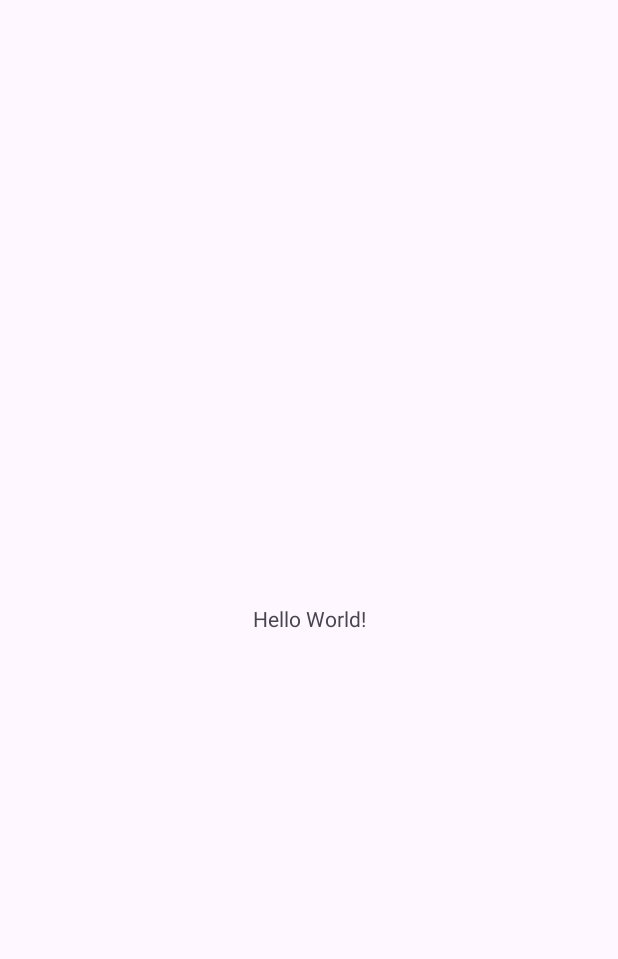
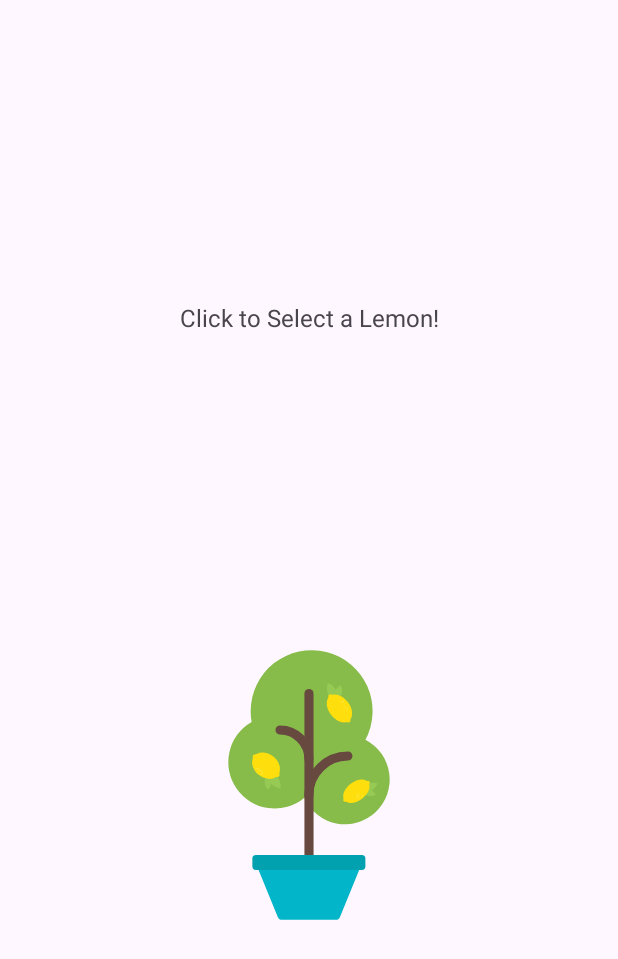
Before and after one commit to hanura13/KotlinBasic, an Android app: the screen it shows after launch (MainActivity), on a phone screen of 412 x 824 dp. Before the commit the part shown is almost empty. Shown: the top 959 px of the screen. Run offline under Robolectric (Android 15) with nearby library versions, the phone set to English and light mode, and no system bars.

Commit message:
AddImageView

```diff
--- /dev/null
+++ b/app/src/main/res/drawable/lemon_tree.xml
@@ -0,0 +1,156 @@
+<!--
+  ~ Copyright (C) 2021 The Android Open Source Project.
+  ~
+  ~ Licensed under the Apache License, Version 2.0 (the "License");
+  ~ you may not use this file except in compliance with the License.
+  ~ You may obtain a copy of the License at
+  ~
+  ~     http://www.apache.org/licenses/LICENSE-2.0
+  ~
+  ~ Unless required by applicable law or agreed to in writing, software
+  ~ distributed under the License is distributed on an "AS IS" BASIS,
+  ~ WITHOUT WARRANTIES OR CONDITIONS OF ANY KIND, either express or implied.
+  ~ See the License for the specific language governing permissions and
+  ~ limitations under the License.
+  -->
+<vector xmlns:android="http://schemas.android.com/apk/res/android"
+    android:width="160dp"
+    android:height="200dp"
+    android:viewportWidth="160"
+    android:viewportHeight="200">
+  <path
+      android:pathData="M117.621,69.862A40.639,40.639 0,1 0,41.114 50.753a40.925,40.925 0,0 0,0.638 7.215A30.9,30.9 0,1 0,76.8 108.594a29.806,29.806 0,1 0,40.826 -38.732Z"
+      android:fillColor="#87bc4b"/>
+  <path
+      android:pathData="M80,167.81L80,39.054"
+      android:strokeWidth="6.089"
+      android:fillColor="#00000000"
+      android:strokeColor="#68493f"
+      android:strokeLineCap="round"/>
+  <path
+      android:pathData="M79.918,106.668a26.017,26.017 0,0 1,26.017 -26.016"
+      android:strokeWidth="6.089"
+      android:fillColor="#00000000"
+      android:strokeColor="#68493f"
+      android:strokeLineCap="round"/>
+  <path
+      android:pathData="M60.685,63.353A19.223,19.223 0,0 1,79.918 82.587"
+      android:strokeWidth="6.089"
+      android:fillColor="#00000000"
+      android:strokeColor="#68493f"
+      android:strokeLineCap="round"/>
+  <path
+      android:pathData="M59.182,187.95 L45.43,154.305h68.977L100.655,187.95a3.11,3.11 0,0 1,-2.88 1.934H62.062A3.11,3.11 0,0 1,59.182 187.95Z"
+      android:fillColor="#02b5c8"/>
+  <path
+      android:pathData="M44.665,146.588L115.171,146.588A2.421,2.421 0,0 1,117.592 149.009L117.592,154.184A2.421,2.421 0,0 1,115.171 156.605L44.665,156.605A2.421,2.421 0,0 1,42.244 154.184L42.244,149.009A2.421,2.421 0,0 1,44.665 146.588z"
+      android:fillColor="#02a1b0"/>
+  <path
+      android:pathData="M61.007,102.268l-0,0a0,0 0,0 1,-0 0l-0,0A10.279,10.279 51.878,0 1,52.034 90.833l-0,0a0,0 0,0 1,-0 0l-0,0A10.279,10.279 51.878,0 1,61.007 102.268Z"
+      android:fillColor="#96ca54"/>
+  <path
+      android:pathData="M52.618,103.095l-0,0a0,0 0,0 1,-0 0l-0,0a8.174,8.174 91.611,0 1,0.325 -11.555l-0,0a0,0 0,0 1,-0 0l-0,0A8.174,8.174 91.611,0 1,52.618 103.095Z"
+      android:fillColor="#96ca54"/>
+  <path
+      android:pathData="M56.268,81.041c-3.506,-2.831 -7.9,-3.478 -10.9,-1.887h0q-0.206,0.11 -0.4,0.232a4.888,4.888 0,0 1,-1.012 0.286h0a1.4,1.4 0,0 0,-1.214 0.5,1.425 1.425,0 0,0 -0.163,1.487 1.132,1.132 0,0 1,-0.037 0.594c-0.077,0.184 -0.144,0.373 -0.2,0.565h0c-1.008,3.289 0.543,7.522 4.1,10.393 3.656,2.953 8.274,3.53 11.274,1.671h0l0.112,-0.072a2.7,2.7 0,0 1,1.068 -0.154,1.37 1.37,0 0,0 1.392,-1.808 3.3,3.3 0,0 1,0.137 -1.61c0.011,-0.04 0.021,-0.079 0.031,-0.119v0h0C61.275,87.879 59.711,83.821 56.268,81.041Z"
+      android:fillColor="#fede0d"/>
+  <path
+      android:pathData="M46.008,89.11c0.286,0.19 0.417,0.271 0.634,0.229 0.043,-0.009 0.122,-0.075 0.049,-0.192 -0.122,-0.2 -0.981,-0.917 -1.141,-0.734S45.815,88.981 46.008,89.11Z"
+      android:fillColor="#fff063"/>
+  <path
+      android:pathData="M48.226,93.066c0.286,0.191 0.417,0.272 0.633,0.229 0.044,-0.008 0.122,-0.075 0.05,-0.191 -0.122,-0.195 -0.981,-0.917 -1.141,-0.735S48.033,92.938 48.226,93.066Z"
+      android:fillColor="#fff063"/>
+  <path
+      android:pathData="M44.538,89.119c0.222,0.148 0.324,0.211 0.493,0.178 0.034,-0.007 0.095,-0.058 0.038,-0.149 -0.1,-0.152 -0.763,-0.713 -0.887,-0.571S44.388,89.019 44.538,89.119Z"
+      android:fillColor="#fff063"/>
+  <path
+      android:pathData="M46.006,90.408a2.613,2.613 0,0 0,0.371 0.133c0.144,0.048 0.2,-0.058 0.146,-0.146 -0.08,-0.147 -0.69,-0.667 -0.823,-0.512S45.81,90.325 46.006,90.408Z"
+      android:fillColor="#fff063"/>
+  <path
+      android:pathData="M48.888,92.249c0.208,0.131 0.3,0.185 0.488,0.117a0.132,0.132 0,0 0,0.067 -0.178c-0.073,-0.157 -0.678,-0.684 -0.835,-0.5S48.748,92.161 48.888,92.249Z"
+      android:fillColor="#fff063"/>
+  <path
+      android:pathData="M47.367,91.527c0.113,0.071 0.165,0.1 0.265,0.064a0.073,0.073 0,0 0,0.036 -0.1c-0.039,-0.085 -0.368,-0.371 -0.453,-0.271S47.291,91.479 47.367,91.527Z"
+      android:fillColor="#fff063"/>
+  <path
+      android:pathData="M49.391,90.712c0.192,0.132 0.279,0.188 0.412,0.177 0.027,0 0.072,-0.036 0.019,-0.11 -0.089,-0.124 -0.676,-0.608 -0.764,-0.51S49.261,90.623 49.391,90.712Z"
+      android:fillColor="#fff063"/>
+  <path
+      android:pathData="M46.307,91.743c0.113,0.071 0.165,0.1 0.265,0.063a0.072,0.072 0,0 0,0.037 -0.1c-0.04,-0.086 -0.369,-0.372 -0.454,-0.271S46.231,91.7 46.307,91.743Z"
+      android:fillColor="#fff063"/>
+  <path
+      android:pathData="M46.656,87.909c0.113,0.071 0.165,0.1 0.265,0.064a0.073,0.073 0,0 0,0.036 -0.1c-0.039,-0.086 -0.368,-0.371 -0.453,-0.271S46.58,87.861 46.656,87.909Z"
+      android:fillColor="#fff063"/>
+  <path
+      android:pathData="M47.734,89.409c0.15,0.094 0.219,0.133 0.351,0.084a0.1,0.1 0,0 0,0.048 -0.128c-0.052,-0.113 -0.487,-0.492 -0.6,-0.358S47.634,89.345 47.734,89.409Z"
+      android:fillColor="#fff063"/>
+  <path
+      android:pathData="M47.653,90.641c0.347,0.237 0.505,0.339 0.748,0.317 0.049,0 0.131,-0.068 0.035,-0.2 -0.16,-0.225 -1.22,-1.1 -1.383,-0.921S47.418,90.48 47.653,90.641Z"
+      android:fillColor="#fff063"/>
+  <path
+      android:pathData="M92.647,32.055l0,0a0,0 0,0 1,0 0l0,0A10.279,10.279 65.855,0 1,98.593 45.32l0,0a0,0 0,0 1,0 0l0,0A10.279,10.279 65.855,0 1,92.647 32.055Z"
+      android:fillColor="#96ca54"/>
+  <path
+      android:pathData="M100.988,33.278l0,0a0,0 0,0 1,0 0l0,0a8.174,8.174 105.588,0 1,-3.106 11.135l0,0a0,0 0,0 1,0 0l0,0A8.174,8.174 105.588,0 1,100.988 33.278Z"
+      android:fillColor="#96ca54"/>
+  <path
+      android:pathData="M94.692,53.224c2.8,3.706 6.8,5.624 9.872,5.025h0c0.14,-0.027 0.279,-0.06 0.415,-0.1a4.484,4.484 0,0 1,0.994 0.034h0a1.235,1.235 0,0 0,1.22 -0.109,1.286 1.286,0 0,0 0.4,-1.349 1.048,1.048 0,0 1,0.135 -0.546,5.429 5.429,0 0,0 0.284,-0.47h0c1.495,-2.788 0.756,-7.227 -2.086,-10.985 -2.923,-3.864 -7.144,-5.784 -10.262,-4.934h0c-0.04,0.01 -0.079,0.022 -0.117,0.033a2.6,2.6 0,0 1,-1.025 -0.174,1.218 1.218,0 0,0 -1.169,0.128 1.233,1.233 0,0 0,-0.436 1.155,3.055 3.055,0 0,1 -0.4,1.471l-0.049,0.1v0h0C91.16,45.308 91.94,49.585 94.692,53.224Z"
+      android:fillColor="#fede0d"/>
+  <path
+      android:pathData="M104.231,47.806c-0.231,-0.254 -0.339,-0.364 -0.559,-0.375 -0.045,0 -0.137,0.044 -0.095,0.174 0.072,0.219 0.731,1.127 0.93,0.988S104.387,47.978 104.231,47.806Z"
+      android:fillColor="#fff063"/>
+  <path
+      android:pathData="M102.827,44.072c-0.231,-0.254 -0.338,-0.364 -0.559,-0.375 -0.044,0 -0.137,0.043 -0.094,0.174 0.071,0.219 0.73,1.127 0.93,0.988S102.983,44.244 102.827,44.072Z"
+      android:fillColor="#fff063"/>
+  <path
+      android:pathData="M105.842,49.083c-0.18,-0.2 -0.264,-0.283 -0.435,-0.292 -0.035,0 -0.106,0.034 -0.073,0.135 0.055,0.171 0.568,0.877 0.723,0.769S105.963,49.216 105.842,49.083Z"
+      android:fillColor="#fff063"/>
+  <path
+      android:pathData="M101.988,44.705c-0.171,-0.177 -0.251,-0.253 -0.446,-0.231a0.132,0.132 0,0 0,-0.108 0.156c0.033,0.171 0.493,0.828 0.69,0.685S102.1,44.825 101.988,44.705Z"
+      android:fillColor="#fff063"/>
+  <path
+      android:pathData="M103.289,45.773c-0.092,-0.1 -0.136,-0.137 -0.242,-0.126a0.072,0.072 0,0 0,-0.058 0.085c0.017,0.093 0.267,0.45 0.374,0.373S103.352,45.838 103.289,45.773Z"
+      android:fillColor="#fff063"/>
+  <path
+      android:pathData="M104.37,45.82c-0.093,-0.1 -0.137,-0.138 -0.242,-0.126a0.072,0.072 0,0 0,-0.059 0.085c0.018,0.093 0.268,0.45 0.375,0.372S104.432,45.885 104.37,45.82Z"
+      android:fillColor="#fff063"/>
+  <path
+      android:pathData="M103.105,49.456c-0.092,-0.1 -0.136,-0.137 -0.242,-0.126a0.072,0.072 0,0 0,-0.058 0.085c0.018,0.093 0.267,0.45 0.374,0.372S103.168,49.521 103.105,49.456Z"
+      android:fillColor="#fff063"/>
+  <path
+      android:pathData="M102.421,47.74c-0.123,-0.127 -0.18,-0.182 -0.32,-0.166a0.1,0.1 0,0 0,-0.078 0.112c0.024,0.123 0.354,0.595 0.5,0.493S102.5,47.826 102.421,47.74Z"
+      android:fillColor="#fff063"/>
+  <path
+      android:pathData="M125.661,99.058l0,0a0,0 0,0 1,0 0l0,0a9.2,9.2 65.855,0 1,-11.872 5.322l0,0a0,0 0,0 1,0 0l0,0A9.2,9.2 65.855,0 1,125.661 99.058Z"
+      android:fillColor="#96ca54"/>
+  <path
+      android:pathData="M124.566,106.521l0,0a0,0 0,0 1,0 0l0,0a7.313,7.313 105.588,0 1,-9.962 -2.779l0,0a0,0 0,0 1,0 0l0,0A7.313,7.313 105.588,0 1,124.566 106.521Z"
+      android:fillColor="#96ca54"/>
+  <path
+      android:pathData="M107.812,99.2c-3.512,2.656 -5.4,6.35 -4.93,9.133h0c0.022,0.127 0.048,0.252 0.079,0.375a4.034,4.034 0,0 1,-0.059 0.907h0a1.093,1.093 0,0 0,0.067 1.108,1.152 1.152,0 0,0 1.239,0.329 0.945,0.945 0,0 1,0.5 0.108,4.614 4.614,0 0,0 0.428,0.246h0c2.542,1.285 6.675,0.489 10.236,-2.205 3.662,-2.769 5.559,-6.667 4.857,-9.484h0c-0.009,-0.035 -0.019,-0.07 -0.028,-0.1a2.418,2.418 0,0 1,0.19 -0.939,1.076 1.076,0 0,0 -0.087,-1.061 1.093,1.093 0,0 0,-1.057 -0.365,2.781 2.781,0 0,1 -1.353,-0.323l-0.093,-0.042h0C115.245,95.764 111.26,96.593 107.812,99.2Z"
+      android:fillColor="#fede0d"/>
+  <path
+      android:pathData="M115.523,107.783c0.268,-0.245 0.384,-0.359 0.4,-0.592 0,-0.047 -0.046,-0.145 -0.184,-0.1 -0.231,0.075 -1.192,0.773 -1.045,0.984S115.341,107.948 115.523,107.783Z"
+      android:fillColor="#fff063"/>
+  <path
+      android:pathData="M112.224,109.236a2.646,2.646 0,0 0,0.232 -0.347c0.086,-0.136 -0.009,-0.215 -0.112,-0.188 -0.172,0.045 -0.862,0.539 -0.737,0.715S112.089,109.416 112.224,109.236Z"
+      android:fillColor="#fff063"/>
+  <path
+      android:pathData="M113.722,108.124c0.1,-0.1 0.146,-0.144 0.133,-0.256a0.076,0.076 0,0 0,-0.09 -0.062c-0.1,0.019 -0.475,0.283 -0.394,0.4S113.654,108.19 113.722,108.124Z"
+      android:fillColor="#fff063"/>
+  <path
+      android:pathData="M113.4,105.837c0.184,-0.163 0.264,-0.239 0.287,-0.378 0,-0.028 -0.019,-0.083 -0.109,-0.048 -0.15,0.061 -0.8,0.539 -0.719,0.655S113.278,105.947 113.4,105.837Z"
+      android:fillColor="#fff063"/>
+  <path
+      android:pathData="M113.673,109.268c0.1,-0.1 0.145,-0.145 0.133,-0.256a0.076,0.076 0,0 0,-0.09 -0.062c-0.1,0.018 -0.476,0.283 -0.394,0.4S113.6,109.334 113.673,109.268Z"
+      android:fillColor="#fff063"/>
+  <path
+      android:pathData="M109.825,107.929c0.1,-0.1 0.145,-0.144 0.133,-0.256a0.078,0.078 0,0 0,-0.09 -0.062c-0.1,0.019 -0.476,0.284 -0.394,0.4S109.756,108 109.825,107.929Z"
+      android:fillColor="#fff063"/>
+  <path
+      android:pathData="M111.641,107.205c0.134,-0.129 0.192,-0.191 0.175,-0.339a0.1,0.1 0,0 0,-0.119 -0.082c-0.129,0.025 -0.629,0.375 -0.521,0.525S111.549,107.293 111.641,107.205Z"
+      android:fillColor="#fff063"/>
+  <path
+      android:pathData="M112.885,107.6c0.333,-0.3 0.478,-0.432 0.517,-0.688 0.008,-0.051 -0.037,-0.152 -0.2,-0.088 -0.272,0.108 -1.443,0.972 -1.3,1.186S112.66,107.8 112.885,107.6Z"
+      android:fillColor="#fff063"/>
+</vector>
--- a/app/src/main/res/layout/activity_main.xml
+++ b/app/src/main/res/layout/activity_main.xml
@@ -7,12 +7,26 @@
     tools:context=".MainActivity">
 
     <TextView
+        android:id="@+id/textView"
         android:layout_width="wrap_content"
         android:layout_height="wrap_content"
-        android:text="Hello World!"
-        app:layout_constraintBottom_toBottomOf="parent"
+        android:text="@string/txt_select"
+        android:textSize="16sp"
+        app:layout_constraintBottom_toTopOf="@+id/imageTree"
         app:layout_constraintEnd_toEndOf="parent"
         app:layout_constraintStart_toStartOf="parent"
         app:layout_constraintTop_toTopOf="parent" />
 
+    <ImageView
+        android:id="@+id/imageTree"
+        android:layout_width="wrap_content"
+        android:layout_height="wrap_content"
+        android:contentDescription="@string/app_name"
+        android:scaleType="fitCenter"
+        app:layout_constraintTop_toBottomOf="@id/textView"
+        app:layout_constraintBottom_toBottomOf="parent"
+        app:layout_constraintEnd_toEndOf="parent"
+        app:layout_constraintStart_toStartOf="parent"
+        app:srcCompat="@drawable/lemon_tree" />
+
 </androidx.constraintlayout.widget.ConstraintLayout>
--- a/app/src/main/res/values/strings.xml
+++ b/app/src/main/res/values/strings.xml
@@ -1,3 +1,4 @@
 <resources>
     <string name="app_name">KotlinBasic</string>
+    <string name="txt_select">Click to Select a Lemon!</string>
 </resources>
```
Also changed, not shown: app/src/main/res/drawable/lemon_drink.xml (added, +103 -0 lines), app/src/main/res/drawable/lemon_restart.xml (added, +27 -0 lines), app/src/main/res/drawable/lemon_squeeze.xml (added, +69 -0 lines).
